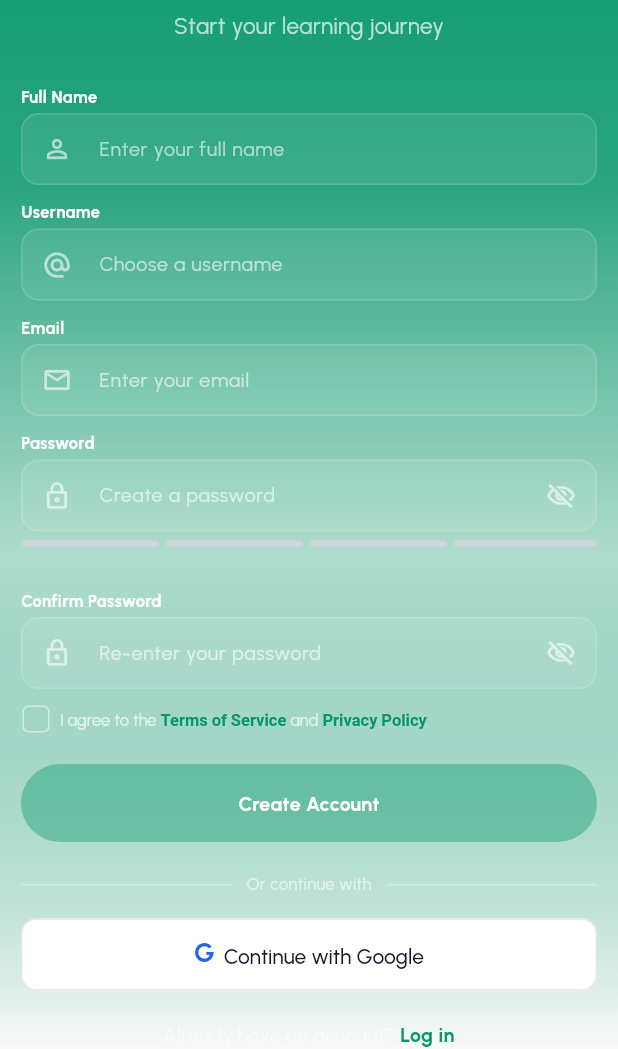
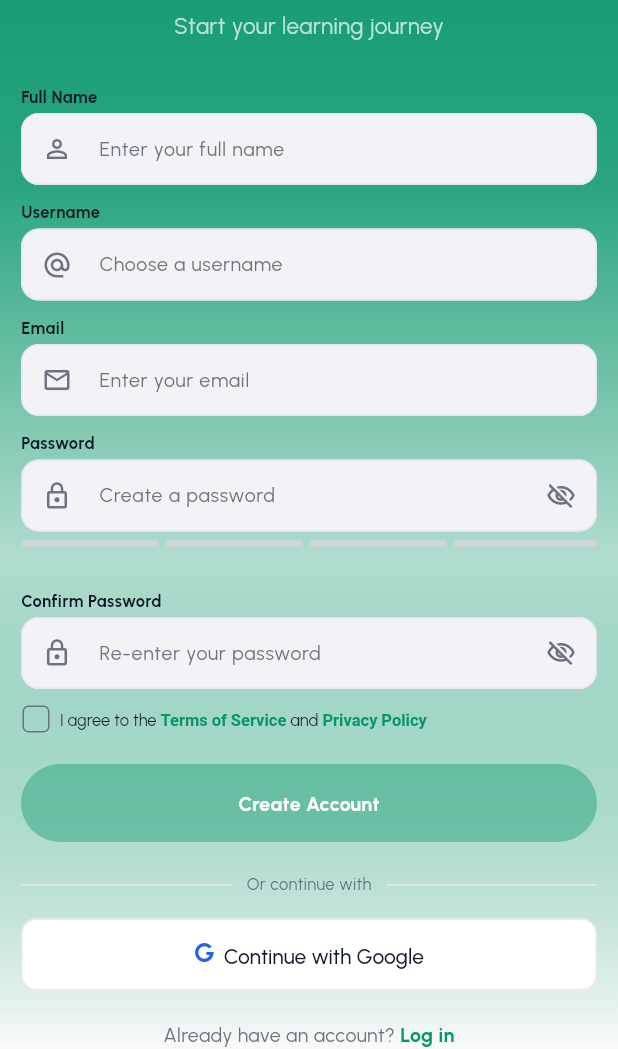
Before and after one commit to Pushparaj13811/flutter, a Flutter app: the SignupScreen screen opened by its route, on a phone screen of 412 x 824 dp, the part 187-1236 px from its top. Run offline on Flutter 3.47's test engine with Material 3 defaults, Android fonts, the phone set to English and light mode, and no system bars; our stand-ins replace cached_network_image, chewie, cloud_firestore, connectivity_plus, firebase_auth, firebase_core and 13 more; missing offline and left inert: agora_rtc_engine; accounts and stored records are empty.

Commit message:
fix: auth screen text uses theme colors, visible in both light and dark mode
- Labels, inputs, hints, dividers, links all use context.colors
  instead of hardcoded Colors.white which was invisible in light mode
- Input fill: light gray (#F2F2F7) in light mode, white 8% in dark mode
- Only header title/subtitle stay white (they're on solid green)
- Checkbox, terms text, error styles all theme-aware

Co-Authored-By: Claude Opus 4.6 (1M context) <noreply@anthropic.com>

```diff
--- a/lib/features/auth/screens/signup_screen.dart
+++ b/lib/features/auth/screens/signup_screen.dart
@@ -174,7 +174,7 @@ class _SignupScreenState extends ConsumerState<SignupScreen> {
                     controller: _nameController,
                     textCapitalization: TextCapitalization.words,
                     style: AppTextStyles.bodyMedium.copyWith(
-                      color: Colors.white,
+                      color: context.colors.foreground,
                     ),
                     decoration: _inputDecoration(
                       hint: 'Enter your full name',
@@ -190,7 +190,7 @@ class _SignupScreenState extends ConsumerState<SignupScreen> {
                   TextFormField(
                     controller: _usernameController,
                     style: AppTextStyles.bodyMedium.copyWith(
-                      color: Colors.white,
+                      color: context.colors.foreground,
                     ),
                     decoration: _inputDecoration(
                       hint: 'Choose a username',
@@ -207,7 +207,7 @@ class _SignupScreenState extends ConsumerState<SignupScreen> {
                     controller: _emailController,
                     keyboardType: TextInputType.emailAddress,
                     style: AppTextStyles.bodyMedium.copyWith(
-                      color: Colors.white,
+                      color: context.colors.foreground,
                     ),
                     decoration: _inputDecoration(
                       hint: 'Enter your email',
@@ -224,7 +224,7 @@ class _SignupScreenState extends ConsumerState<SignupScreen> {
                     controller: _passwordController,
                     obscureText: _obscurePassword,
                     style: AppTextStyles.bodyMedium.copyWith(
-                      color: Colors.white,
+                      color: context.colors.foreground,
                     ),
                     decoration: _inputDecoration(
                       hint: 'Create a password',
@@ -235,7 +235,7 @@ class _SignupScreenState extends ConsumerState<SignupScreen> {
                               ? Icons.visibility_off_outlined
                               : Icons.visibility_outlined,
                           size: 20,
-                          color: Colors.white60,
+                          color: context.colors.mutedForeground,
                         ),
                         onPressed: () {
                           setState(() => _obscurePassword = !_obscurePassword);
@@ -257,7 +257,7 @@ class _SignupScreenState extends ConsumerState<SignupScreen> {
                     controller: _confirmPasswordController,
                     obscureText: _obscureConfirmPassword,
                     style: AppTextStyles.bodyMedium.copyWith(
-                      color: Colors.white,
+                      color: context.colors.foreground,
                     ),
                     decoration: _inputDecoration(
                       hint: 'Re-enter your password',
@@ -268,7 +268,7 @@ class _SignupScreenState extends ConsumerState<SignupScreen> {
                               ? Icons.visibility_off_outlined
                               : Icons.visibility_outlined,
                           size: 20,
-                          color: Colors.white60,
+                          color: context.colors.mutedForeground,
                         ),
                         onPressed: () {
                           setState(() => _obscureConfirmPassword = !_obscureConfirmPassword);
@@ -289,9 +289,9 @@ class _SignupScreenState extends ConsumerState<SignupScreen> {
                         height: 20,
                         child: Checkbox(
                           value: _agreedToTerms,
-                          activeColor: AppColors.primary,
+                          activeColor: context.colors.primary,
                           checkColor: Colors.white,
-                          side: const BorderSide(color: Colors.white54),
+                          side: BorderSide(color: context.colors.mutedForeground),
                           shape: RoundedRectangleBorder(
                             borderRadius: BorderRadius.circular(4),
                           ),
@@ -313,22 +313,22 @@ class _SignupScreenState extends ConsumerState<SignupScreen> {
                           child: RichText(
                             text: TextSpan(
                               style: AppTextStyles.bodySmall.copyWith(
-                                color: Colors.white70,
+                                color: context.colors.foreground,
                               ),
-                              children: const [
-                                TextSpan(text: 'I agree to the '),
+                              children: [
+                                const TextSpan(text: 'I agree to the '),
                                 TextSpan(
                                   text: 'Terms of Service',
                                   style: TextStyle(
-                                    color: AppColors.primary,
+                                    color: context.colors.primary,
                                     fontWeight: FontWeight.w600,
                                   ),
                                 ),
-                                TextSpan(text: ' and '),
+                                const TextSpan(text: ' and '),
                                 TextSpan(
                                   text: 'Privacy Policy',
                                   style: TextStyle(
-                                    color: AppColors.primary,
+                                    color: context.colors.primary,
                                     fontWeight: FontWeight.w600,
                                   ),
                                 ),
@@ -354,7 +354,7 @@ class _SignupScreenState extends ConsumerState<SignupScreen> {
                     children: [
                       Expanded(
                         child: Divider(
-                          color: Colors.white.withValues(alpha: 0.3),
+                          color: context.colors.border,
                         ),
                       ),
                       Padding(
@@ -362,13 +362,13 @@ class _SignupScreenState extends ConsumerState<SignupScreen> {
                         child: Text(
                           'Or continue with',
                           style: AppTextStyles.bodySmall.copyWith(
-                            color: Colors.white60,
+                            color: context.colors.mutedForeground,
                           ),
                         ),
                       ),
                       Expanded(
                         child: Divider(
-                          color: Colors.white.withValues(alpha: 0.3),
+                          color: context.colors.border,
                         ),
                       ),
                     ],
@@ -392,7 +392,7 @@ class _SignupScreenState extends ConsumerState<SignupScreen> {
                       Text(
                         'Already have an account? ',
                         style: AppTextStyles.bodyMedium.copyWith(
-                          color: Colors.white60,
+                          color: context.colors.mutedForeground,
                         ),
                       ),
                       GestureDetector(
@@ -400,7 +400,7 @@ class _SignupScreenState extends ConsumerState<SignupScreen> {
                         child: Text(
                           'Log in',
                           style: AppTextStyles.bodyMedium.copyWith(
-                            color: AppColors.primary,
+                            color: context.colors.primary,
                             fontWeight: FontWeight.w700,
                           ),
                         ),
@@ -421,7 +421,7 @@ class _SignupScreenState extends ConsumerState<SignupScreen> {
     return Text(
       text,
       style: AppTextStyles.labelMedium.copyWith(
-        color: Colors.white,
+        color: context.colors.foreground,
         fontWeight: FontWeight.w700,
       ),
     );
@@ -432,36 +432,37 @@ class _SignupScreenState extends ConsumerState<SignupScreen> {
     required IconData prefixIcon,
     Widget? suffixIcon,
   }) {
+    final isDark = Theme.of(context).brightness == Brightness.dark;
     return InputDecoration(
       hintText: hint,
       hintStyle: AppTextStyles.bodyMedium.copyWith(
-        color: Colors.white60,
+        color: context.colors.mutedForeground,
       ),
-      prefixIcon: Icon(prefixIcon, size: 20, color: Colors.white60),
+      prefixIcon: Icon(prefixIcon, size: 20, color: context.colors.mutedForeground),
       suffixIcon: suffixIcon,
       filled: true,
-      fillColor: Colors.white.withValues(alpha: 0.08),
+      fillColor: isDark ? Colors.white.withValues(alpha: 0.08) : const Color(0xFFF2F2F7),
       border: OutlineInputBorder(
         borderRadius: BorderRadius.circular(12),
-        borderSide: BorderSide(color: Colors.white.withValues(alpha: 0.15)),
+        borderSide: BorderSide(color: context.colors.border),
       ),
       enabledBorder: OutlineInputBorder(
         borderRadius: BorderRadius.circular(12),
-        borderSide: BorderSide(color: Colors.white.withValues(alpha: 0.15)),
+        borderSide: BorderSide(color: context.colors.border),
       ),
       focusedBorder: OutlineInputBorder(
         borderRadius: BorderRadius.circular(12),
-        borderSide: const BorderSide(color: AppColors.primary, width: 1.5),
+        borderSide: BorderSide(color: context.colors.primary, width: 1.5),
       ),
       errorBorder: OutlineInputBorder(
         borderRadius: BorderRadius.circular(12),
-        borderSide: const BorderSide(color: Colors.redAccent),
+        borderSide: BorderSide(color: context.colors.destructive),
       ),
       focusedErrorBorder: OutlineInputBorder(
         borderRadius: BorderRadius.circular(12),
-        borderSide: const BorderSide(color: Colors.redAccent, width: 1.5),
+        borderSide: BorderSide(color: context.colors.destructive, width: 1.5),
       ),
-      errorStyle: AppTextStyles.caption.copyWith(color: Colors.redAccent),
+      errorStyle: AppTextStyles.caption.copyWith(color: context.colors.destructive),
       contentPadding: const EdgeInsets.symmetric(
         horizontal: AppSpacing.md,
         vertical: AppSpacing.md,
```
Also changed, not shown: lib/features/auth/screens/login_screen.dart (+29 -32 lines).
